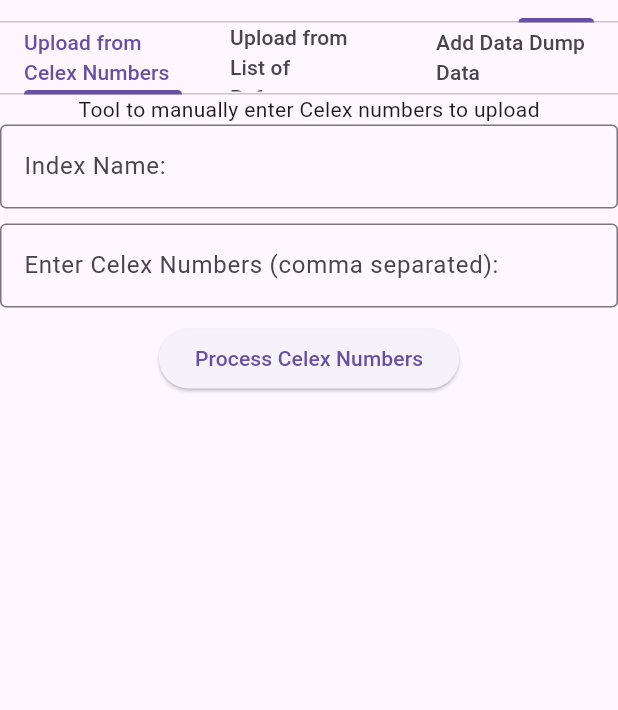
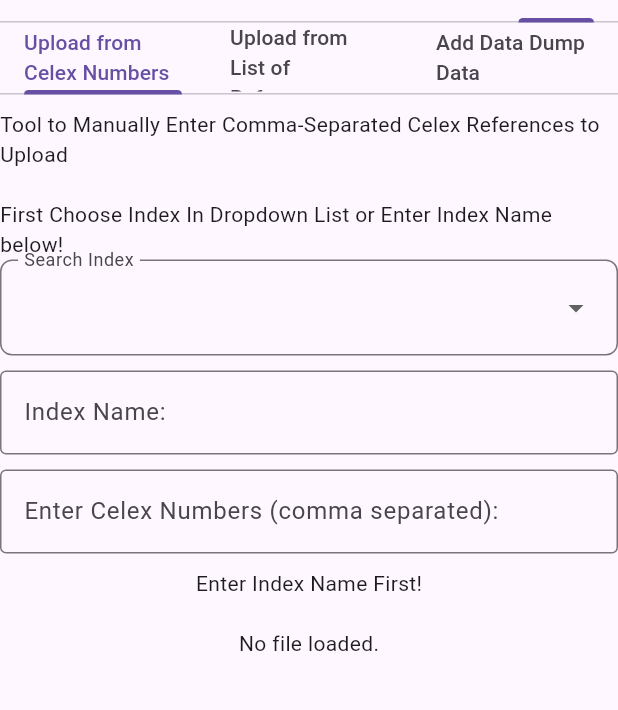
Before and after one commit to jumajazu2/eurolex, a Flutter app: the screen it shows after launch, tab 5 chosen, on a phone screen of 412 x 824 dp, the part 51-761 px from its top. Run offline on Flutter 3.47's test engine with Material 3 defaults, Android fonts, the phone set to English and light mode, and no system bars; our stand-ins replace file_picker; missing offline and left inert: dart:ffi; network calls fail.

Commit message:
UI layout WIP cont, data upload WIP

```diff
--- a/lib/preparehtml.dart
+++ b/lib/preparehtml.dart
@@ -10,7 +10,7 @@ import 'package:html/parser.dart' as html_parser;
 
 import 'dart:io';
 import 'package:path_provider/path_provider.dart';
-
+import 'package:eurolex/logger.dart';
 import 'package:http/http.dart' as http;
 import 'package:file_picker/file_picker.dart';
 import 'package:eurolex/main.dart';
@@ -36,6 +36,7 @@ var manualCelex = [];
 List<String> indices = ['*'];
 var server = 'http://localhost:9200';
 var manualServer;
+var celexRefs;
 
 //purpose: load File 1 containing SK in file name, then load File 2 containing EN in file name
 
@@ -219,13 +220,6 @@ class _FilePickerButtonState2 extends State<FilePickerButton2> {
           } else {
             print('File content is empty.');
           }
-          /*/manual overide of celex number extracted
-          celexNumbersExtracted = [
-            '32018D0859', //COMMISSION DECISION (EU) 2018/859
-            '62021CJ0457', // JUDGMENT OF THE COURT (Second Chamber) Case C‑457/21
-            '62017TJ0816', //  JUDGMENT OF THE GENERAL COURT  Cases T‑816/17 and T‑318/18,
-          ]; */
-          print('Manual override of celex numbers: $celexNumbersExtracted');
 
           //end of manual override
           for (int index = 0; index < celexNumbersExtracted.length; index++) {
@@ -279,6 +273,7 @@ class _FilePickerButtonState2 extends State<FilePickerButton2> {
   }
 
   Future<void> enterAndLoadCelex(celexNumbersExtracted) async {
+    final logger = LogManager();
     // Open file picker dialog
     for (int index = 0; index < celexNumbersExtracted.length; index++) {
       var i = celexNumbersExtracted[index];
@@ -311,6 +306,7 @@ class _FilePickerButtonState2 extends State<FilePickerButton2> {
         ); // Add the processed Celex number to the list
         print('Processed Celex number: $i');
       });
+      logger.log("$i uploaded to $activeIndex in Refs List upload.");
     }
 
     setState(() {
@@ -328,10 +324,10 @@ class _FilePickerButtonState2 extends State<FilePickerButton2> {
       mainAxisAlignment: MainAxisAlignment.start,
       children: [
         SizedBox(height: 20), // Space between the button and content box
-        Text('Tool to pick File with References containing Celex numbers'),
+        Text('Tool to enter EC File with List of Celex References to Upload'),
         // Button to open file picker
         SizedBox(height: 20), // Space between the button and content box
-        Text('First Enter an Index Name to store the data!'),
+        Text('First Choose Index In Dropdown List or Enter Index Name below!'),
 
         // Button to open file picker
         InputDecorator(
@@ -344,8 +340,8 @@ class _FilePickerButtonState2 extends State<FilePickerButton2> {
             child: DropdownButton<String>(
               isExpanded: true,
               value:
-                  indices.contains(activeIndex)
-                      ? activeIndex
+                  indices.contains(newIndexName)
+                      ? newIndexName
                       : null, // Default selected value
               items:
                   indices.map((String value) {
@@ -360,11 +356,12 @@ class _FilePickerButtonState2 extends State<FilePickerButton2> {
                   newIndexName = newValue!;
                 });
                 // Handle dropdown selection
-                print('Selected for manual upload: $newValue');
+                print('Selected for Cexex Refs upload: $newValue');
               },
             ),
           ),
         ),
+        SizedBox(height: 10),
         TextField(
           decoration: InputDecoration(
             labelText: 'Index Name:',
@@ -376,7 +373,7 @@ class _FilePickerButtonState2 extends State<FilePickerButton2> {
             });
           },
         ),
-        (newIndexName == '')
+        (newIndexName == '' || newIndexName == "eurolex_")
             ? Text('Enter Index Name First!')
             : ElevatedButton(
               onPressed: pickAndLoadFile2,
@@ -422,6 +419,11 @@ class manualCelexList extends StatefulWidget {
 
 class _manualCelexListState extends State<manualCelexList> {
   Future manualCelexListUpload(manualCelexListEntry, newIndexName) async {
+    setState(() {
+      extractedCelex.clear();
+    });
+
+    final logger = LogManager();
     for (int index = 0; index < manualCelexListEntry.length; index++) {
       var i = manualCelexListEntry[index];
       print('Processing manual Celex number: $i');
@@ -449,11 +451,12 @@ class _manualCelexListState extends State<manualCelexList> {
 
       setState(() {
         extractedCelex.add(
-          '$i ${index + 1}/${celexNumbersExtracted.length}',
+          '$i ${index + 1}/${manualCelex.length}',
         ); // Add the processed Celex number to the list
         print('Processed Celex number: $i');
       });
-    }
+
+      logger.log("$i uploaded to $activeIndex in manual Celex upload.");
 
       setState(() {
         extractedCelex.add('COMPLETED');
@@ -463,13 +466,51 @@ class _manualCelexListState extends State<manualCelexList> {
       // Process the HTML content as needed
       // For example, you can extract specific elements or text from the HTML
     }
+  }
 
   @override
   Widget build(BuildContext context) {
     return Column(
       children: [
-        Text('Tool to manually enter Celex numbers to upload'),
+        SizedBox(height: 10),
+        Text(
+          'Tool to Manually Enter Comma-Separated Celex References to Upload',
+        ),
+        SizedBox(height: 20), // Space between the button and content box
+        Text('First Choose Index In Dropdown List or Enter Index Name below!'),
 
+        InputDecorator(
+          decoration: InputDecoration(
+            labelText: 'Search Index', // Label embedded in the frame
+            border: OutlineInputBorder(borderRadius: BorderRadius.circular(8)),
+            contentPadding: EdgeInsets.symmetric(horizontal: 12, vertical: 8),
+          ),
+          child: DropdownButtonHideUnderline(
+            child: DropdownButton<String>(
+              isExpanded: true,
+              value:
+                  indices.contains(newIndexName)
+                      ? newIndexName
+                      : null, // Default selected value
+              items:
+                  indices.map((String value) {
+                    return DropdownMenuItem<String>(
+                      value: value,
+                      child: Text(value),
+                    );
+                  }).toList(),
+
+              onChanged: (String? newValue) {
+                setState(() {
+                  newIndexName = newValue!;
+                });
+                // Handle dropdown selection
+                print('Selected for manual Celex Refs upload: $newValue');
+              },
+            ),
+          ),
+        ),
+        SizedBox(height: 10),
         TextField(
           decoration: InputDecoration(
             labelText: 'Index Name:',
@@ -477,7 +518,7 @@ class _manualCelexListState extends State<manualCelexList> {
           ),
           onChanged: (value) {
             setState(() {
-              newIndexName = "eurolex" + value; // Update the index name
+              newIndexName = "eurolex_" + value; // Update the index name
             });
           },
         ),
@@ -496,15 +537,44 @@ class _manualCelexListState extends State<manualCelexList> {
         ),
 
         SizedBox(height: 10),
-        ElevatedButton(
+        (newIndexName == '' || newIndexName == "eurolex_")
+            ? Text('Enter Index Name First!')
+            : ElevatedButton(
               onPressed: () {
-            if (newIndexName.isNotEmpty) {
+                if (newIndexName.isNotEmpty && newIndexName != "eurolex_") {
                   manualCelexListUpload(manualCelex, newIndexName);
                 } else {
                   print('Please enter an index name first.');
                 }
               },
-          child: Text('Process Celex Numbers'),
+              child: Text('Process Celex Numbers (Upload to $newIndexName)'),
+            ),
+
+        SizedBox(height: 20),
+        manualCelex.isEmpty
+            ? Text('No file loaded.')
+            : Container(
+              constraints: BoxConstraints(
+                maxHeight: 400,
+                maxWidth: 500, // Limit the maximum height
+              ),
+              child: SingleChildScrollView(
+                child: Padding(
+                  padding: const EdgeInsets.all(8.0),
+                  child: Column(
+                    children: [
+                      Text(
+                        extractedCelex.isEmpty
+                            ? 'No Celex Numbers Processed.' // If the list is empty
+                            : extractedCelex.length == 1
+                            ? 'Processed Celex Number: \n${extractedCelex.first}' // If the list has one value
+                            : 'Processed Celex Numbers: \n${extractedCelex.join(',\n')}', // If the list has multiple values
+                        style: TextStyle(fontFamily: 'monospace'),
+                      ),
+                    ],
+                  ),
+                ),
+              ),
             ),
       ],
     );
```
Lines whose indentation alone changed are shown as unchanged.
